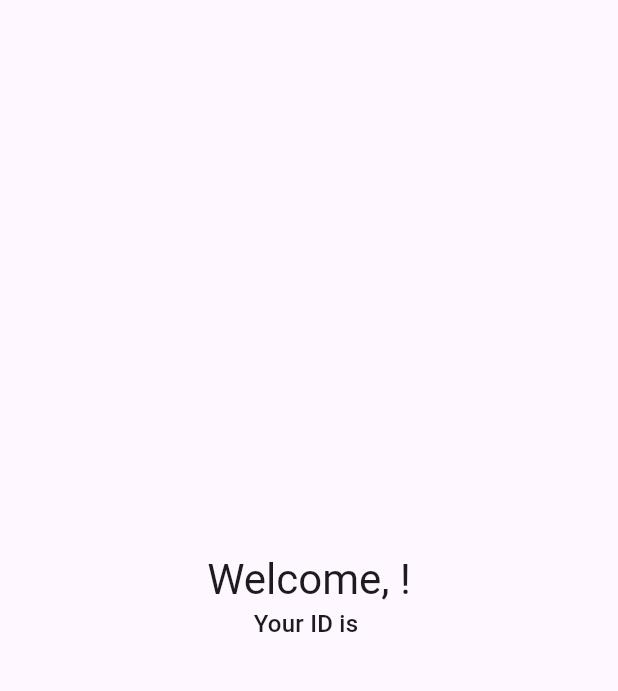
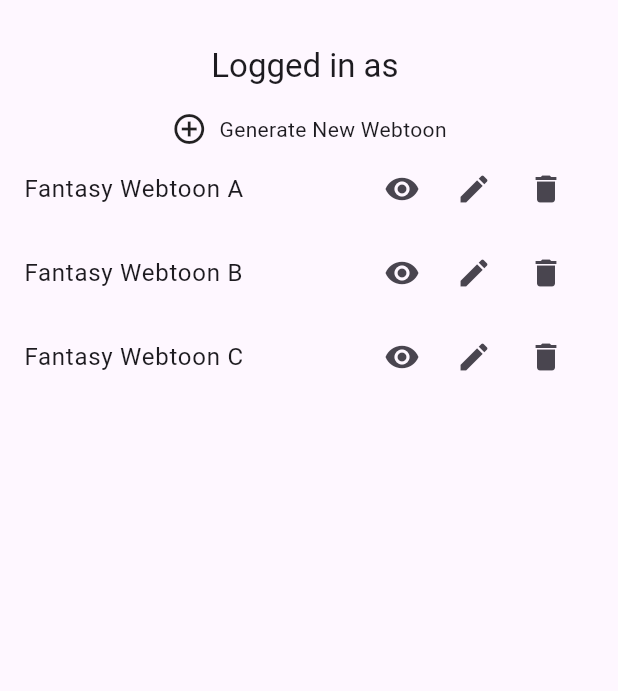
Before and after one commit to WinstonWaligora/let_us_webtoon, a Flutter app: the HomeScreen screen opened directly, on a phone screen of 412 x 824 dp, the part 63-754 px from its top. Run offline on Flutter 3.47's test engine with Material 3 defaults, Android fonts, the light colour scheme and no system bars; our stand-ins replace firebase_auth, firebase_core; accounts and stored records are empty.

Commit message:
Home Screen basic layout

```diff
--- a/lib/home_screen.dart
+++ b/lib/home_screen.dart
@@ -1,18 +1,26 @@
+import 'package:flutter/material.dart';
 import 'package:firebase_auth/firebase_auth.dart';
-import 'package:flutter/material.dart';
 import 'package:let_us_webtoon/login_screen.dart';
 
 class HomeScreen extends StatelessWidget {
-  const HomeScreen({super.key});
+  const HomeScreen({Key? key}) : super(key: key);
 
   @override
   Widget build(BuildContext context) {
     // Get the current user from Firebase Auth
     final User? user = FirebaseAuth.instance.currentUser;
 
+    // Sample list of webtoon names (replace with your actual data)
+    final List<String> webtoonNames = [
+      'Fantasy Webtoon A',
+      'Fantasy Webtoon B',
+      'Fantasy Webtoon C',
+      // Add more webtoon names as needed
+    ];
+
     return Scaffold(
       appBar: AppBar(
-        title: const Text('Firebase Auth Demo'),
+        title: Text('Firebase Auth Demo'),
         actions: [
           // Sign out button
           IconButton(
@@ -24,26 +32,86 @@ class HomeScreen extends StatelessWidget {
                 MaterialPageRoute(builder: (context) => const LoginScreen()),
               );
             },
-            icon: const Icon(Icons.logout),
+            icon: Icon(Icons.logout),
           ),
         ],
       ),
-      body: Center(
-        child: Column(
-          mainAxisAlignment: MainAxisAlignment.center,
-          children: [
-            // Display the user's email
-            Text(
-              'Welcome, ${user?.email ?? 'Guest'}!',
-              style: Theme.of(context).textTheme.headlineMedium,
+      body: Column(
+        crossAxisAlignment: CrossAxisAlignment.center,
+        children: [
+          // Display user's email
+          Padding(
+            padding: const EdgeInsets.all(16.0),
+            child: Text(
+              'Logged in as ${user?.email ?? 'Guest'}',
+              style: Theme.of(context).textTheme.headline6,
             ),
-            // Display the user's ID
-            Text(
-              'Your ID is ${user?.uid ?? 'Unknown'}',
-              style: Theme.of(context).textTheme.titleMedium,
+          ),
+          // Plus sign for generating a new webtoon
+          GestureDetector(
+            onTap: () {
+              // Navigate to GenerateWebtoonScreen
+              Navigator.of(context).pushReplacement(
+                MaterialPageRoute(builder: (context) => const LoginScreen()),
+              );
+            },
+            child: Row(
+              mainAxisAlignment: MainAxisAlignment.center,
+              children: [
+                Icon(Icons.add_circle_outline),
+                const SizedBox(width: 8.0),
+                Text('Generate New Webtoon'),
+              ],
             ),
-          ],
-        ),
+          ),
+          // List of webtoon names
+          Expanded(
+            child: ListView.builder(
+              itemCount: webtoonNames.length,
+              itemBuilder: (context, index) {
+                final webtoonName = webtoonNames[index];
+                return ListTile(
+                  title: Text(webtoonName),
+                  trailing: Row(
+                    mainAxisSize: MainAxisSize.min,
+                    children: [
+                      // View webtoon icon
+                      IconButton(
+                        onPressed: () {
+                          // Navigate to ViewWebtoonScreen
+                          Navigator.of(context).pushReplacement(
+                            MaterialPageRoute(
+                                builder: (context) => const LoginScreen()),
+                          );
+                        },
+                        icon: Icon(Icons.visibility),
+                      ),
+                      // Generate next episode icon
+                      IconButton(
+                        onPressed: () {
+                          // Navigate to GenerateWebtoonScreen with webtoon data
+                          Navigator.of(context).pushReplacement(
+                            MaterialPageRoute(
+                                builder: (context) => const LoginScreen()),
+                          );
+                        },
+                        icon: Icon(Icons.create),
+                      ),
+                      // Delete webtoon series icon
+                      IconButton(
+                        onPressed: () {
+                          // Show confirmation popup for deletion
+                          // Implement your confirmation logic here
+                        },
+                        icon: Icon(Icons.delete),
+                      ),
+                    ],
+                  ),
+                );
+              },
+            ),
+          ),
+        ],
       ),
     );
   }
```
